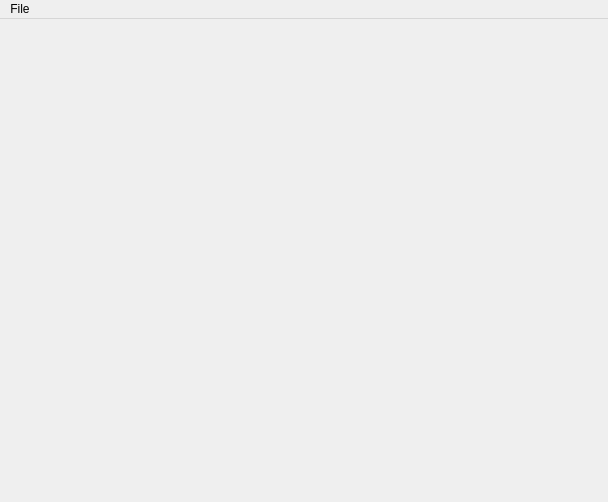
Qt form ui/packEditor/packeditor.ui (Open-Typer/Open-Typer) before a commit.
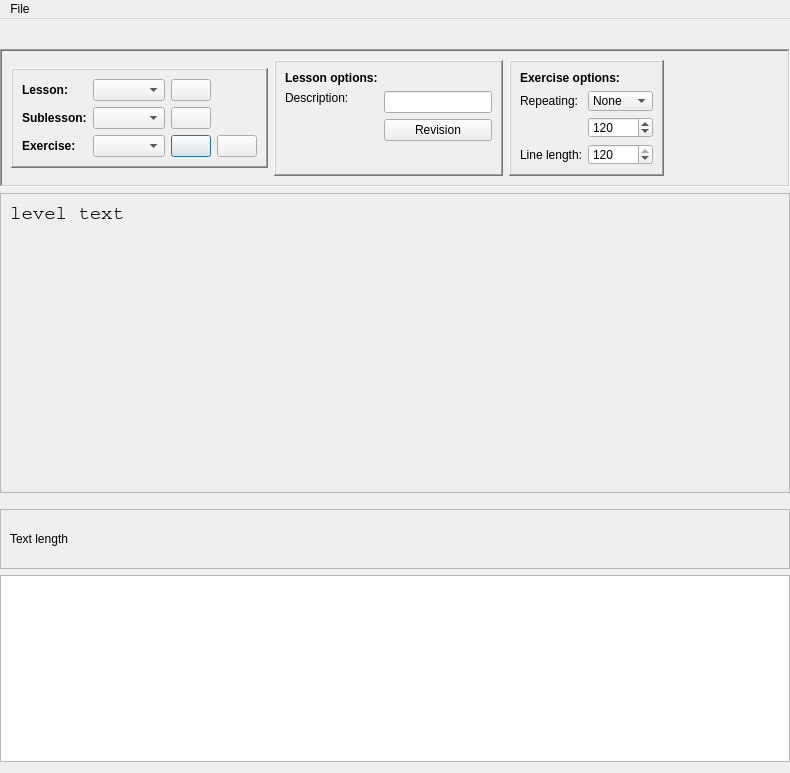
The same form after that commit. Icons and pictures are not drawn.

Diff of the .ui file:
```diff
--- a/ui/packEditor/packeditor.ui
+++ b/ui/packEditor/packeditor.ui
@@ -6,8 +6,8 @@
    <rect>
     <x>0</x>
     <y>0</y>
-    <width>608</width>
-    <height>502</height>
+    <width>790</width>
+    <height>773</height>
    </rect>
   </property>
   <property name="windowTitle">
@@ -27,17 +27,38 @@
    <property name="rightMargin">
     <number>0</number>
    </property>
-   <item row="1" column="0">
-    <widget class="QTabWidget" name="fileTabWidget">
-     <property name="documentMode">
-      <bool>true</bool>
+   <item row="7" column="0">
+    <widget class="QPlainTextEdit" name="levelTextEdit"/>
+   </item>
+   <item row="6" column="0">
+    <widget class="QFrame" name="textControlsFrame">
+     <property name="minimumSize">
+      <size>
+       <width>0</width>
+       <height>60</height>
+      </size>
      </property>
-     <property name="tabsClosable">
-      <bool>true</bool>
+     <property name="maximumSize">
+      <size>
+       <width>16777215</width>
+       <height>60</height>
+      </size>
      </property>
-     <property name="movable">
-      <bool>true</bool>
+     <property name="frameShape">
+      <enum>QFrame::StyledPanel</enum>
      </property>
+     <property name="frameShadow">
+      <enum>QFrame::Raised</enum>
+     </property>
+     <layout class="QHBoxLayout" name="horizontalLayout">
+      <item>
+       <widget class="QLabel" name="textLengthLabel">
+        <property name="text">
+         <string notr="true">Text length</string>
+        </property>
+       </widget>
+      </item>
+     </layout>
     </widget>
    </item>
    <item row="0" column="0">
@@ -56,6 +77,464 @@
      <addaction name="menuFile"/>
     </widget>
    </item>
+   <item row="5" column="0">
+    <widget class="QTabWidget" name="fileTabWidget">
+     <property name="documentMode">
+      <bool>true</bool>
+     </property>
+     <property name="tabsClosable">
+      <bool>true</bool>
+     </property>
+     <property name="movable">
+      <bool>true</bool>
+     </property>
+    </widget>
+   </item>
+   <item row="2" column="0">
+    <widget class="QFrame" name="controlsFrame">
+     <property name="sizePolicy">
+      <sizepolicy hsizetype="Preferred" vsizetype="Fixed">
+       <horstretch>0</horstretch>
+       <verstretch>0</verstretch>
+      </sizepolicy>
+     </property>
+     <property name="minimumSize">
+      <size>
+       <width>0</width>
+       <height>100</height>
+      </size>
+     </property>
+     <property name="frameShape">
+      <enum>QFrame::WinPanel</enum>
+     </property>
+     <property name="frameShadow">
+      <enum>QFrame::Sunken</enum>
+     </property>
+     <layout class="QHBoxLayout" name="horizontalLayout_2">
+      <item>
+       <widget class="QFrame" name="navigationFrame">
+        <property name="sizePolicy">
+         <sizepolicy hsizetype="Preferred" vsizetype="Fixed">
+          <horstretch>0</horstretch>
+          <verstretch>0</verstretch>
+         </sizepolicy>
+        </property>
+        <property name="frameShape">
+         <enum>QFrame::WinPanel</enum>
+        </property>
+        <property name="frameShadow">
+         <enum>QFrame::Raised</enum>
+        </property>
+        <layout class="QGridLayout" name="gridLayout_3">
+         <item row="2" column="1">
+          <widget class="QComboBox" name="exerciseSelectionBox">
+           <property name="focusPolicy">
+            <enum>Qt::TabFocus</enum>
+           </property>
+          </widget>
+         </item>
+         <item row="0" column="1">
+          <widget class="QComboBox" name="lessonSelectionBox">
+           <property name="focusPolicy">
+            <enum>Qt::TabFocus</enum>
+           </property>
+          </widget>
+         </item>
+         <item row="1" column="0">
+          <widget class="QLabel" name="sublessonLabel">
+           <property name="sizePolicy">
+            <sizepolicy hsizetype="Fixed" vsizetype="Preferred">
+             <horstretch>0</horstretch>
+             <verstretch>0</verstretch>
+            </sizepolicy>
+           </property>
+           <property name="font">
+            <font>
+             <weight>75</weight>
+             <bold>true</bold>
+            </font>
+           </property>
+           <property name="text">
+            <string>Sublesson:</string>
+           </property>
+          </widget>
+         </item>
+         <item row="2" column="0">
+          <widget class="QLabel" name="exerciseLabel">
+           <property name="sizePolicy">
+            <sizepolicy hsizetype="Fixed" vsizetype="Preferred">
+             <horstretch>0</horstretch>
+             <verstretch>0</verstretch>
+            </sizepolicy>
+           </property>
+           <property name="font">
+            <font>
+             <weight>75</weight>
+             <bold>true</bold>
+            </font>
+           </property>
+           <property name="text">
+            <string>Exercise:</string>
+           </property>
+          </widget>
+         </item>
+         <item row="1" column="1">
+          <widget class="QComboBox" name="sublessonSelectionBox">
+           <property name="focusPolicy">
+            <enum>Qt::TabFocus</enum>
+           </property>
+          </widget>
+         </item>
+         <item row="2" column="2">
+          <widget class="QPushButton" name="newExerciseButton">
+           <property name="sizePolicy">
+            <sizepolicy hsizetype="Fixed" vsizetype="Fixed">
+             <horstretch>0</horstretch>
+             <verstretch>0</verstretch>
+            </sizepolicy>
+           </property>
+           <property name="focusPolicy">
+            <enum>Qt::TabFocus</enum>
+           </property>
+           <property name="text">
+            <string notr="true"/>
+           </property>
+           <property name="icon">
+            <iconset resource="../../res.qrc">
+             <normaloff>:/res/images/plus.png</normaloff>:/res/images/plus.png</iconset>
+           </property>
+           <property name="iconSize">
+            <size>
+             <width>30</width>
+             <height>30</height>
+            </size>
+           </property>
+          </widget>
+         </item>
+         <item row="0" column="0">
+          <widget class="QLabel" name="lessonLabel">
+           <property name="sizePolicy">
+            <sizepolicy hsizetype="Fixed" vsizetype="Preferred">
+             <horstretch>0</horstretch>
+             <verstretch>0</verstretch>
+            </sizepolicy>
+           </property>
+           <property name="font">
+            <font>
+             <weight>75</weight>
+             <bold>true</bold>
+            </font>
+           </property>
+           <property name="text">
+            <string>Lesson:</string>
+           </property>
+          </widget>
+         </item>
+         <item row="1" column="2">
+          <widget class="QPushButton" name="newSublessonButton">
+           <property name="sizePolicy">
+            <sizepolicy hsizetype="Fixed" vsizetype="Fixed">
+             <horstretch>0</horstretch>
+             <verstretch>0</verstretch>
+            </sizepolicy>
+           </property>
+           <property name="focusPolicy">
+            <enum>Qt::TabFocus</enum>
+           </property>
+           <property name="text">
+            <string notr="true"/>
+           </property>
+           <property name="icon">
+            <iconset resource="../../res.qrc">
+             <normaloff>:/res/images/plus.png</normaloff>:/res/images/plus.png</iconset>
+           </property>
+           <property name="iconSize">
+            <size>
+             <width>30</width>
+             <height>30</height>
+            </size>
+           </property>
+          </widget>
+         </item>
+         <item row="0" column="2">
+          <widget class="QPushButton" name="newLessonButton">
+           <property name="sizePolicy">
+            <sizepolicy hsizetype="Fixed" vsizetype="Fixed">
+             <horstretch>0</horstretch>
+             <verstretch>0</verstretch>
+            </sizepolicy>
+           </property>
+           <property name="focusPolicy">
+            <enum>Qt::TabFocus</enum>
+           </property>
+           <property name="text">
+            <string notr="true"/>
+           </property>
+           <property name="icon">
+            <iconset resource="../../res.qrc">
+             <normaloff>:/res/images/plus.png</normaloff>:/res/images/plus.png</iconset>
+           </property>
+           <property name="iconSize">
+            <size>
+             <width>30</width>
+             <height>30</height>
+            </size>
+           </property>
+          </widget>
+         </item>
+         <item row="2" column="3">
+          <widget class="QPushButton" name="removeExerciseButton">
+           <property name="sizePolicy">
+            <sizepolicy hsizetype="Fixed" vsizetype="Fixed">
+             <horstretch>0</horstretch>
+             <verstretch>0</verstretch>
+            </sizepolicy>
+           </property>
+           <property name="focusPolicy">
+            <enum>Qt::TabFocus</enum>
+           </property>
+           <property name="text">
+            <string notr="true"/>
+           </property>
+           <property name="icon">
+            <iconset resource="../../res.qrc">
+             <normaloff>:/res/images/remove.png</normaloff>:/res/images/remove.png</iconset>
+           </property>
+           <property name="iconSize">
+            <size>
+             <width>30</width>
+             <height>30</height>
+            </size>
+           </property>
+          </widget>
+         </item>
+        </layout>
+       </widget>
+      </item>
+      <item>
+       <widget class="QFrame" name="lessonPropsFrame">
+        <property name="sizePolicy">
+         <sizepolicy hsizetype="Fixed" vsizetype="Preferred">
+          <horstretch>0</horstretch>
+          <verstretch>0</verstretch>
+         </sizepolicy>
+        </property>
+        <property name="frameShape">
+         <enum>QFrame::WinPanel</enum>
+        </property>
+        <property name="frameShadow">
+         <enum>QFrame::Raised</enum>
+        </property>
+        <layout class="QFormLayout" name="formLayout">
+         <item row="0" column="0">
+          <widget class="QLabel" name="lessonOptionsLabel">
+           <property name="sizePolicy">
+            <sizepolicy hsizetype="Preferred" vsizetype="Fixed">
+             <horstretch>0</horstretch>
+             <verstretch>0</verstretch>
+            </sizepolicy>
+           </property>
+           <property name="font">
+            <font>
+             <weight>75</weight>
+             <bold>true</bold>
+            </font>
+           </property>
+           <property name="text">
+            <string>Lesson options:</string>
+           </property>
+          </widget>
+         </item>
+         <item row="1" column="1">
+          <widget class="QLineEdit" name="lessonDescEdit">
+           <property name="sizePolicy">
+            <sizepolicy hsizetype="Preferred" vsizetype="Fixed">
+             <horstretch>0</horstretch>
+             <verstretch>0</verstretch>
+            </sizepolicy>
+           </property>
+          </widget>
+         </item>
+         <item row="1" column="0">
+          <widget class="QLabel" name="lessonDescLabel">
+           <property name="sizePolicy">
+            <sizepolicy hsizetype="Preferred" vsizetype="Fixed">
+             <horstretch>0</horstretch>
+             <verstretch>0</verstretch>
+            </sizepolicy>
+           </property>
+           <property name="text">
+            <string>Description:</string>
+           </property>
+          </widget>
+         </item>
+         <item row="2" column="1">
+          <widget class="QPushButton" name="lessonDescRevisionButton">
+           <property name="text">
+            <string>Revision</string>
+           </property>
+          </widget>
+         </item>
+        </layout>
+       </widget>
+      </item>
+      <item>
+       <widget class="QFrame" name="exercisePropsFrame">
+        <property name="sizePolicy">
+         <sizepolicy hsizetype="Fixed" vsizetype="Preferred">
+          <horstretch>0</horstretch>
+          <verstretch>0</verstretch>
+         </sizepolicy>
+        </property>
+        <property name="frameShape">
+         <enum>QFrame::WinPanel</enum>
+        </property>
+        <property name="frameShadow">
+         <enum>QFrame::Raised</enum>
+        </property>
+        <layout class="QFormLayout" name="formLayout_2">
+         <item row="0" column="0" colspan="2">
+          <widget class="QLabel" name="exerciseOptionsLabel">
+           <property name="font">
+            <font>
+             <weight>75</weight>
+             <bold>true</bold>
+            </font>
+           </property>
+           <property name="text">
+            <string>Exercise options:</string>
+           </property>
+          </widget>
+         </item>
+         <item row="1" column="0">
+          <widget class="QLabel" name="repeatingLabel">
+           <property name="text">
+            <string>Repeating:</string>
+           </property>
+          </widget>
+         </item>
+         <item row="1" column="1">
+          <widget class="QComboBox" name="repeatingBox">
+           <item>
+            <property name="text">
+             <string>None</string>
+            </property>
+           </item>
+           <item>
+            <property name="text">
+             <string>Words</string>
+            </property>
+           </item>
+          </widget>
+         </item>
+         <item row="3" column="0">
+          <widget class="QLabel" name="lineLengthLabel">
+           <property name="text">
+            <string>Line length:</string>
+           </property>
+          </widget>
+         </item>
+         <item row="3" column="1">
+          <widget class="QSpinBox" name="lineLengthBox">
+           <property name="minimum">
+            <number>30</number>
+           </property>
+           <property name="maximum">
+            <number>120</number>
+           </property>
+           <property name="singleStep">
+            <number>10</number>
+           </property>
+           <property name="value">
+            <number>120</number>
+           </property>
+          </widget>
+         </item>
+         <item row="2" column="1">
+          <widget class="QSpinBox" name="repeatLengthBox">
+           <property name="minimum">
+            <number>1</number>
+           </property>
+           <property name="maximum">
+            <number>728</number>
+           </property>
+           <property name="singleStep">
+            <number>10</number>
+           </property>
+           <property name="value">
+            <number>120</number>
+           </property>
+          </widget>
+         </item>
+        </layout>
+       </widget>
+      </item>
+      <item>
+       <widget class="QFrame" name="emptyFrame">
+        <property name="frameShape">
+         <enum>QFrame::NoFrame</enum>
+        </property>
+        <property name="frameShadow">
+         <enum>QFrame::Plain</enum>
+        </property>
+       </widget>
+      </item>
+     </layout>
+    </widget>
+   </item>
+   <item row="3" column="0">
+    <widget class="QFrame" name="previewFrame">
+     <property name="minimumSize">
+      <size>
+       <width>0</width>
+       <height>300</height>
+      </size>
+     </property>
+     <property name="frameShape">
+      <enum>QFrame::StyledPanel</enum>
+     </property>
+     <property name="frameShadow">
+      <enum>QFrame::Raised</enum>
+     </property>
+     <layout class="QGridLayout" name="gridLayout_2">
+      <item row="0" column="0">
+       <widget class="QLabel" name="levelLabel">
+        <property name="font">
+         <font>
+          <family>Courier</family>
+          <pointsize>14</pointsize>
+          <weight>50</weight>
+          <bold>false</bold>
+         </font>
+        </property>
+        <property name="text">
+         <string notr="true">level text</string>
+        </property>
+        <property name="alignment">
+         <set>Qt::AlignLeading|Qt::AlignLeft|Qt::AlignTop</set>
+        </property>
+        <property name="textInteractionFlags">
+         <set>Qt::TextSelectableByKeyboard|Qt::TextSelectableByMouse</set>
+        </property>
+       </widget>
+      </item>
+     </layout>
+    </widget>
+   </item>
+   <item row="1" column="0">
+    <widget class="QLabel" name="title">
+     <property name="font">
+      <font>
+       <pointsize>12</pointsize>
+       <weight>75</weight>
+       <bold>true</bold>
+      </font>
+     </property>
+     <property name="text">
+      <string notr="true"/>
+     </property>
+    </widget>
+   </item>
   </layout>
   <action name="newFileAction">
    <property name="text">
```
